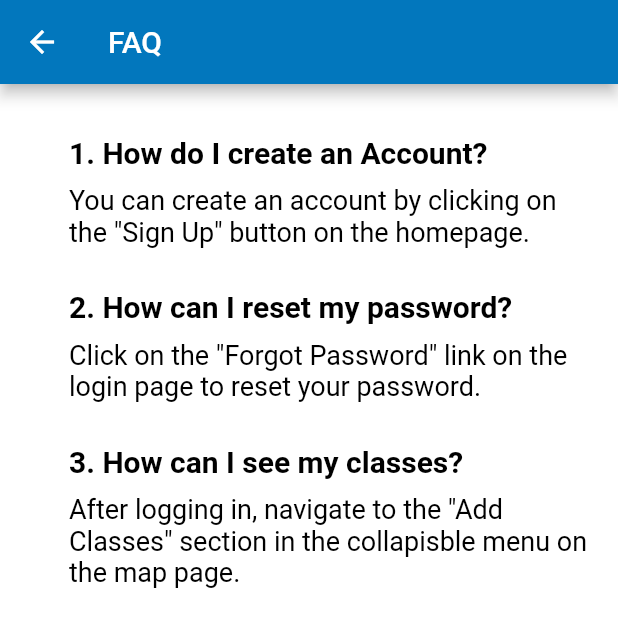
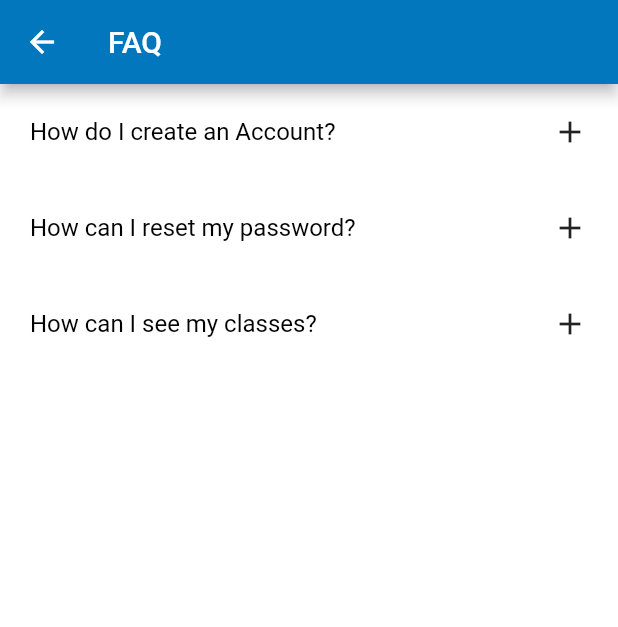
Before and after one commit to cainanmahar/campus_compass, a Flutter app: the FaqPage screen opened by its route, on a phone screen of 412 x 824 dp. Shown: the top 627 px of the screen. Run offline on Flutter 3.47's test engine with Material 2 defaults, Android fonts, the phone set to English and light mode, and no system bars; drawn by our look-alikes of getwidget; our stand-ins replace flutter_map, latlong2.

Commit message:
FAQ now is a collapsable menu, added one change is pubspec. yml' git commit -m 'FAQ now is a collapsable menu, added one change is pubspec. yml'
q
'

```diff
--- a/lib/faq.dart
+++ b/lib/faq.dart
@@ -1,5 +1,6 @@
 import 'package:flutter/material.dart';
 //import 'package:my_app/login_page.dart';
+import 'package:getwidget/getwidget.dart';
 
 class FaqPage extends StatelessWidget {
   final List<String> questions = [
@@ -24,38 +25,16 @@ class FaqPage extends StatelessWidget {
             'FAQ',
           ),
           backgroundColor: Colors.lightBlue[800]),
-      body: Padding(
-        padding: const EdgeInsets.only(top: 30, left: 30),
-        child: ListView.builder(
-          itemCount: questions.length,
-          itemBuilder: (context, index) {
-            return ListTile(
-              title: Column(
-                crossAxisAlignment: CrossAxisAlignment.start,
-                children: [
-                  Text(
-                    '${index + 1}. ${questions[index]}',
-                    style: const TextStyle(
-                        fontSize: 20,
-                        color: Colors.black,
-                        fontWeight: FontWeight.bold),
-                  ),
-                  const SizedBox(
-                    height: 10,
-                  ),
-                  Text(
-                    answers[index],
-                    style: const TextStyle(
-                      fontSize: 18,
-                      color: Colors.black,
-                    ),
-                  ),
-                  const SizedBox(height: 20),
-                ],
-              ),
-            );
-          },
-        ),
+      body: ListView.builder(
+        itemCount: questions.length,
+        itemBuilder: (context, index) {
+          return GFAccordion(
+            title: questions[index],
+            content: answers[index],
+            collapsedIcon: Icon(Icons.add),
+            expandedIcon: Icon(Icons.arrow_drop_up),
+          );
+        },
       ),
     );
   }
--- a/pubspec.yaml
+++ b/pubspec.yaml
@@ -37,6 +37,8 @@ dependencies:
   cupertino_icons: ^1.0.2
   latlong2: ^0.9.0
   flutter_map: ^6.0.0
+  getwidget: ^2.0.0
+
 
 dev_dependencies:
   flutter_test:
```
